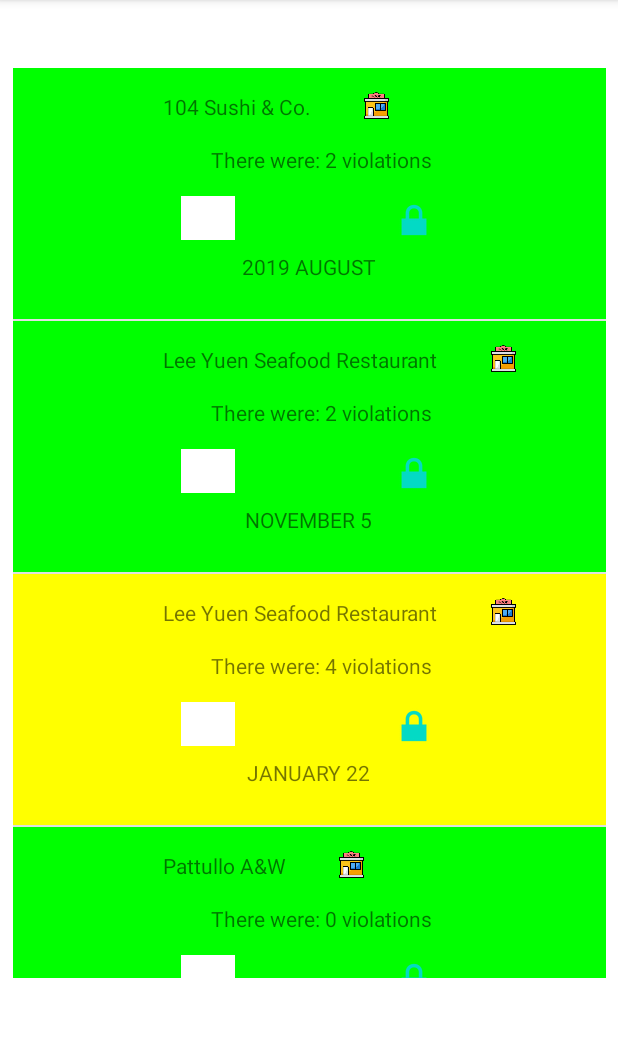
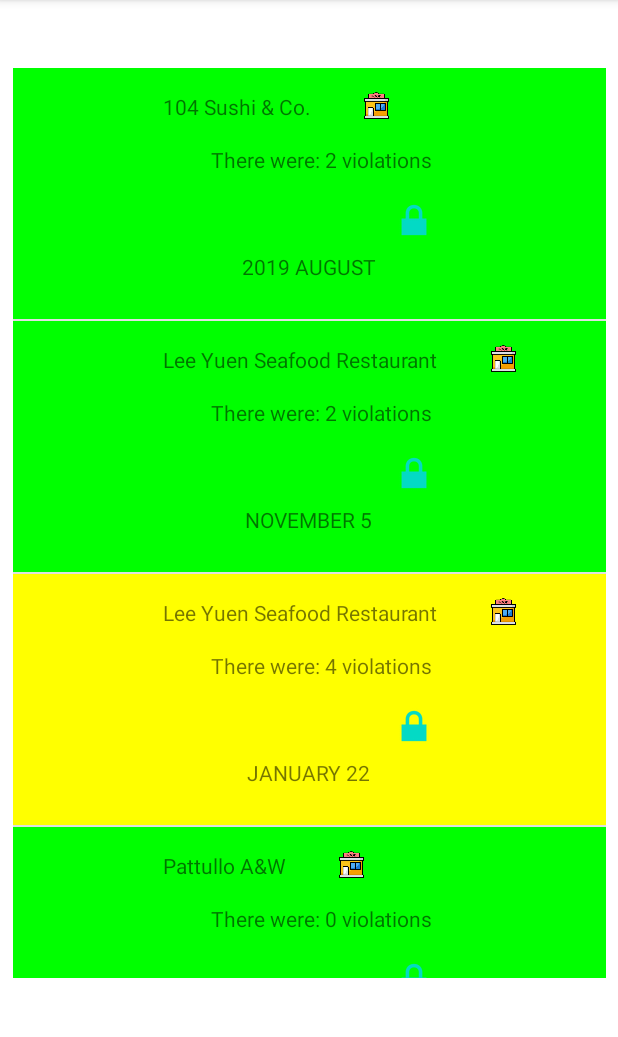
Before and after one commit to granbraan/Surrey-Health-Inspection-App, an Android app: the screen it shows after launch (MainActivity), on a phone screen of 412 x 824 dp, the part 84-1121 px from its top. Run offline under Robolectric (Android 15) with nearby library versions, the phone set to English and light mode, and no system bars.

```diff
--- a/app/src/main/res/layout/restaurant_list_view.xml
+++ b/app/src/main/res/layout/restaurant_list_view.xml
@@ -48,16 +48,6 @@
         app:layout_constraintTop_toBottomOf="@+id/textNumIssues" />
 
     <ImageView
-        android:id="@+id/iconHazardColour"
-        android:layout_width="36dp"
-        android:layout_height="29dp"
-        android:layout_marginStart="112dp"
-        android:layout_marginTop="50dp"
-        app:layout_constraintStart_toStartOf="parent"
-        app:layout_constraintTop_toBottomOf="@+id/textRestaurantName"
-        app:srcCompat="@color/design_default_color_background" />
-
-    <ImageView
         android:id="@+id/iconHazardLevel"
         android:layout_width="wrap_content"
         android:layout_height="wrap_content"
```
